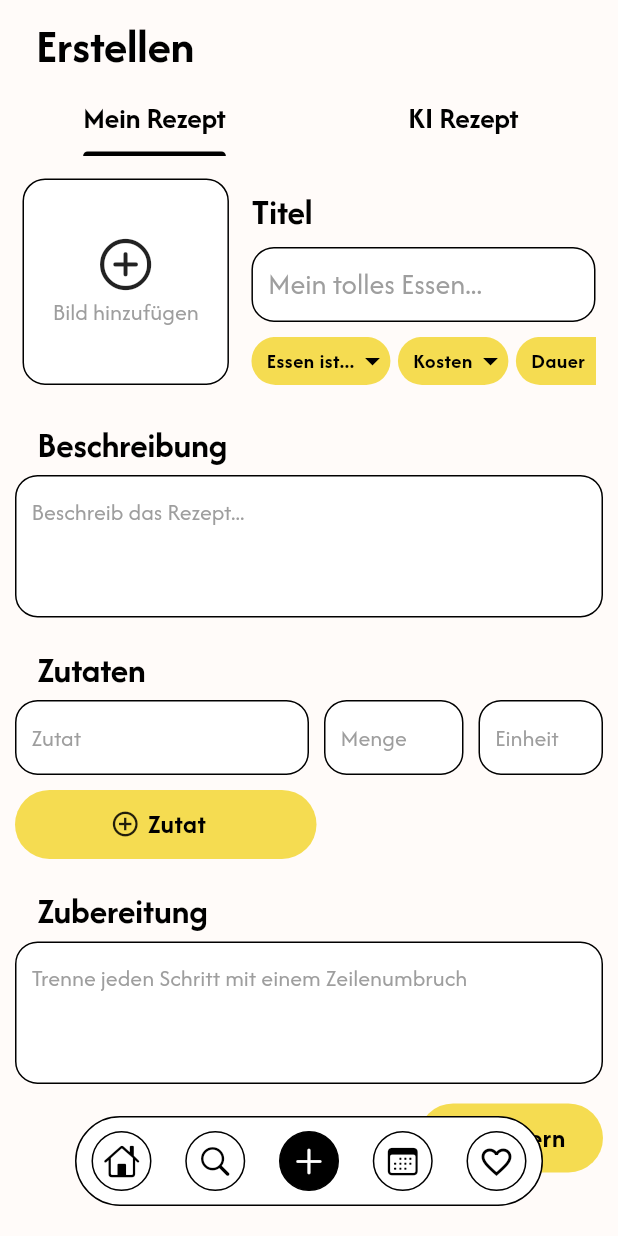
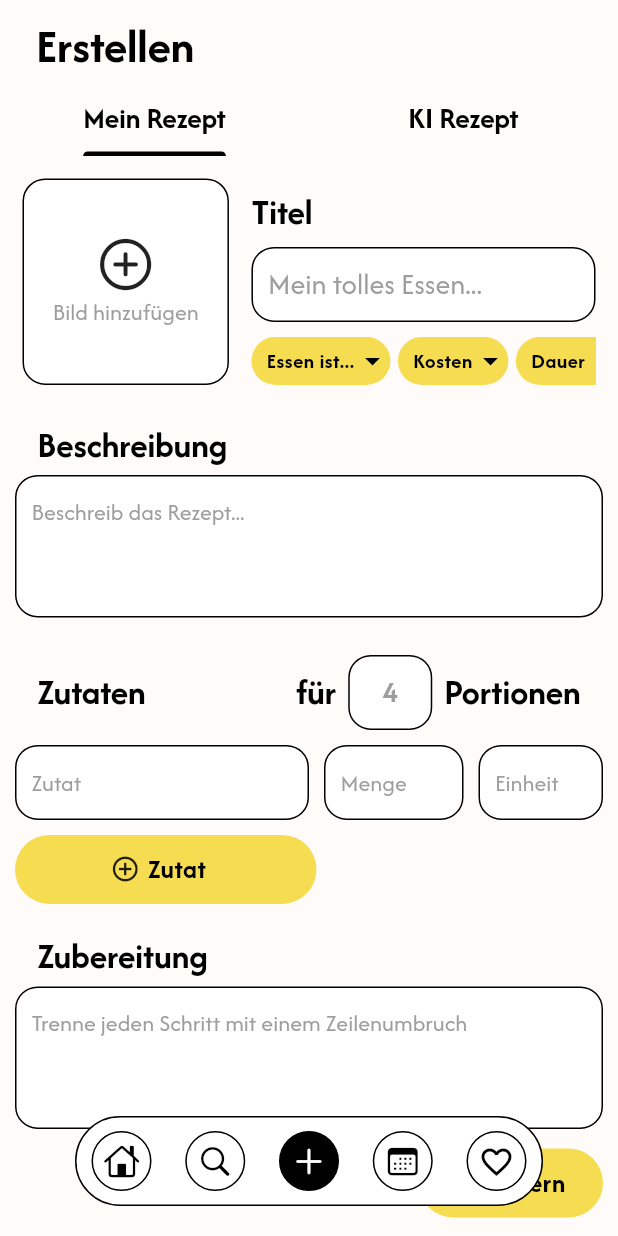
Before and after one commit to schenker332/finder, a Flutter app: the screen it shows after launch, item 3 of the bottom bar chosen, on a phone screen of 412 x 824 dp. Run offline on Flutter 3.47's test engine with Material 3 defaults, Android fonts, the phone set to English and light mode, and no system bars; our stand-ins replace dash_chat_2, google_fonts, image_picker, shared_preferences; missing offline and left inert: chat_gpt_sdk.

Commit message:
added portionen input for create

```diff
--- a/finder/lib/pages/create_screen.dart
+++ b/finder/lib/pages/create_screen.dart
@@ -23,6 +23,7 @@ class CreateScreen extends StatefulWidget {
 
 class _CreateScreenState extends State<CreateScreen> {
   final TextEditingController titleController = TextEditingController();
+  final TextEditingController portionController = TextEditingController();
   final TextEditingController imageURLController = TextEditingController();
   final TextEditingController descriptionController = TextEditingController();
   final TextEditingController preparationController = TextEditingController();
@@ -491,12 +492,14 @@ class _CreateScreenState extends State<CreateScreen> {
                       ),
                     ),
                     const SizedBox(
-                      height: 10,
+                      height: 15,
                     ),
+                    Row(
+                      mainAxisAlignment: MainAxisAlignment.spaceBetween,
+                      children: [
                         Padding(
                           padding: const EdgeInsets.only(left: 25, top: 10),
                           child: SizedBox(
-                        width: double.infinity,
                             height: 30,
                             child: Text(
                               "Zutaten",
@@ -509,8 +512,82 @@ class _CreateScreenState extends State<CreateScreen> {
                             ),
                           ),
                         ),
+                        Padding(
+                          padding: const EdgeInsets.only(top: 10.0),
+                          child: Row(
+                            crossAxisAlignment: CrossAxisAlignment.center,
+                            children: [
+                              Padding(
+                                padding: const EdgeInsets.only(right: 8),
+                                child: SizedBox(
+                                  height: 30,
+                                  child: Text(
+                                    "für",
+                                    style: Theme.of(context).textTheme.titleLarge!.copyWith(
+                                      fontSize: 24,
+                                      letterSpacing: 0,
+                                      fontWeight: FontWeight.bold,
+                                      color: Colors.black,
+                                    ),
+                                  ),
+                                ),
+                              ),
+                              Container(
+                                width: 56,
+                                // height: 40,
+                                decoration: BoxDecoration(
+                                    borderRadius: BorderRadius.circular(15),
+                                    border: Border.all(color: Colors.black, width: 1),
+                                    color: Colors.white
+                                ),
+                                child: Padding(
+                                  padding: const EdgeInsets.symmetric(horizontal: 10),
+                                  child: TextField(
+                                    controller: portionController,
+                                    textAlign: TextAlign.center,
+                                    keyboardType: TextInputType.number,
+                                    decoration: InputDecoration(
+                                        border: InputBorder.none,
+                                        hintText: '4',
+
+                                        hintStyle: Theme.of(context).textTheme.bodyMedium!.copyWith(
+                                          fontSize: 20,
+                                          color: Colors.grey,
+                                          fontWeight: FontWeight.bold,
+                                        )
+                                    ),
+                                    cursorColor: Colors.black,
+                                    cursorWidth: 1,
+                                    style: Theme.of(context).textTheme.bodyMedium!.copyWith(
+                                      fontSize: 20,
+                                      color: Colors.black,
+                                      fontWeight: FontWeight.bold
+                                    ),
+                                  ),
+                                ),
+                              ),
+                              Padding(
+                                padding: const EdgeInsets.only(right: 25, left: 8),
+                                child: SizedBox(
+                                  height: 30,
+                                  child: Text(
+                                    "Portionen",
+                                    style: Theme.of(context).textTheme.titleLarge!.copyWith(
+                                      fontSize: 24,
+                                      letterSpacing: 0,
+                                      fontWeight: FontWeight.bold,
+                                      color: Colors.black,
+                                    ),
+                                  ),
+                                ),
+                              ),
+                            ],
+                          ),
+                        ),
+                      ],
+                    ),
                     const SizedBox(
-                      height: 5,
+                      height: 10,
                     ),
                     ...ingredients,
                     const SizedBox(
@@ -659,7 +736,7 @@ class _CreateScreenState extends State<CreateScreen> {
                           "foodart": selectedfoodart,
                           "time": (["schnell","mittel","braucht Zeit"].indexOf(selectedtime) + 1).toString(),
                           "waterneed": (["wenig Wasser","normal","viel Wasser"].indexOf(selectedwaterneed) + 1).toString(),
-                          "portion": "4",
+                          "portion": portionController.text ?? "4",
                           "ingredients": List.generate(ingredients.length, (int index){
                             return [
                               ingredients[index].mengeController.text,
```
Lines whose indentation alone changed are shown as unchanged.
